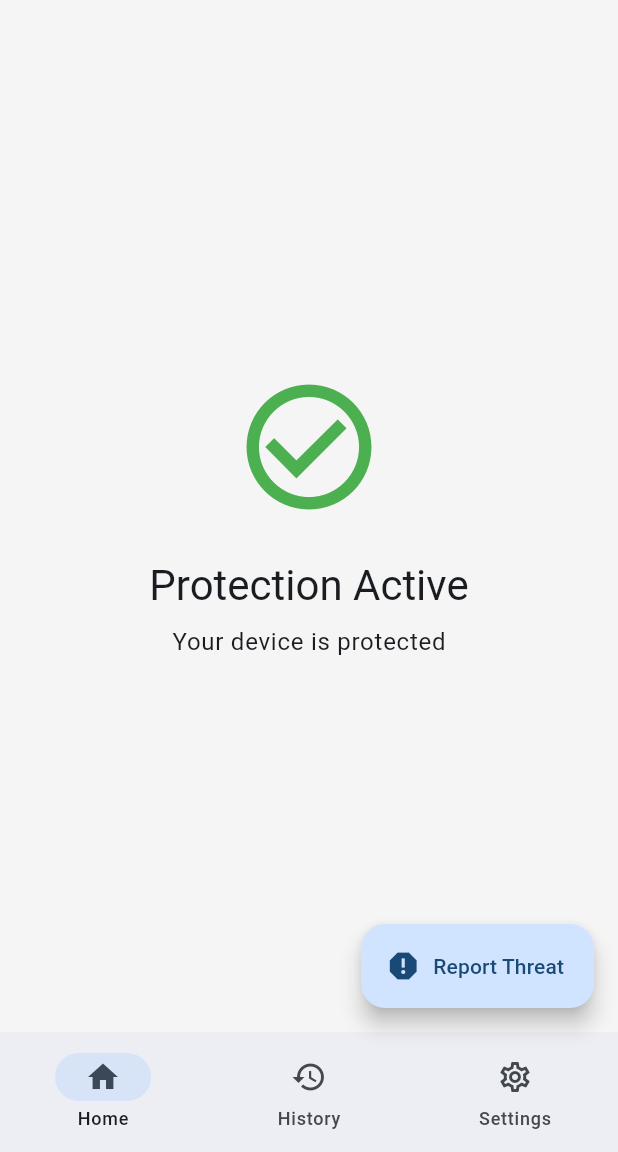
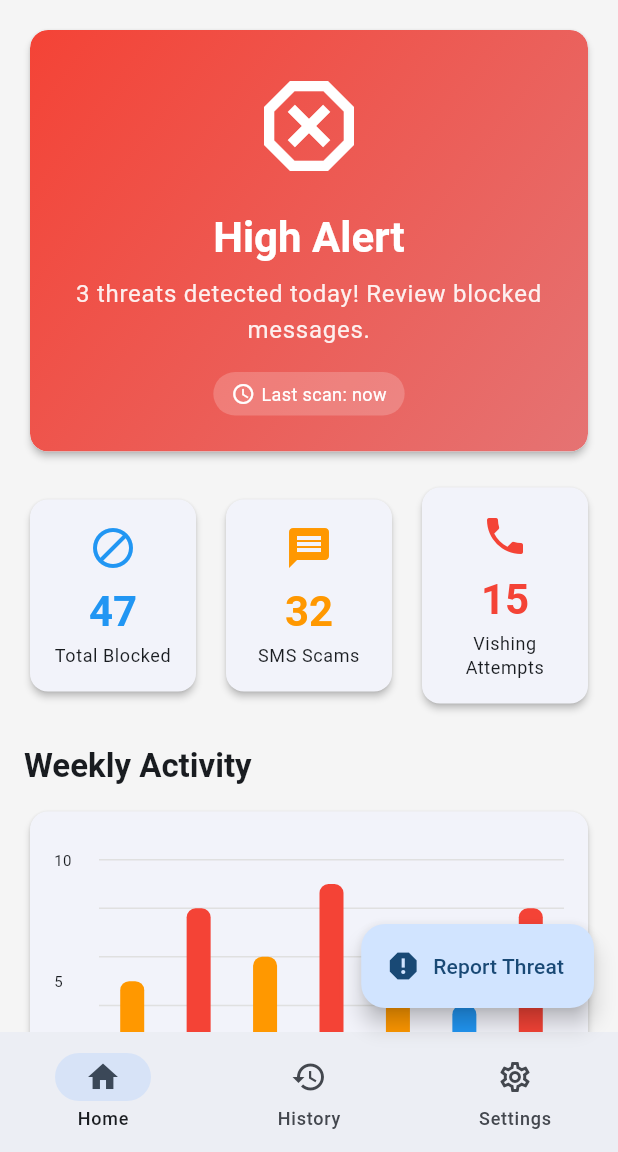
Before and after one commit to bluberi-obsessed/SecureCom, a Flutter app: the screen it shows after launch, on a phone screen of 412 x 824 dp, the part 84-1236 px from its top. Run offline on Flutter 3.47's test engine with Material 3 defaults, Android fonts, the light colour scheme and no system bars; drawn by our look-alikes of fl_chart; our stand-ins replace flutter_riverpod, freezed_annotation, shared_preferences, timeago; generated files the repository leaves out were written again.

Commit message:
Initial commit

```diff
--- a/lib/presentation/screens/detection_history/detection_history_screen.dart
+++ b/lib/presentation/screens/detection_history/detection_history_screen.dart
@@ -1,9 +1,7 @@
 import 'package:flutter/material.dart';
 import 'package:flutter_riverpod/flutter_riverpod.dart';
 import '../../../core/constants/app_strings.dart';
-import '../../../core/widgets/loading_indicator.dart';
 import '../../widgets/empty_state.dart';
-import '../../widgets/error_view.dart';
 import '../../providers/detection_provider.dart';
 import 'widgets/detection_list_item.dart';
 import 'widgets/call_detection_list_item.dart';
@@ -83,7 +81,7 @@ class _DetectionHistoryScreenState extends ConsumerState<DetectionHistoryScreen>
     );
 
     if (detections.isEmpty) {
-      return EmptyState(
+      return const EmptyState(
         icon: Icons.check_circle,
         title: AppStrings.noThreatsTitle,
         subtitle: AppStrings.noThreatsSubtitle,
@@ -155,7 +153,7 @@ class _DetectionHistoryScreenState extends ConsumerState<DetectionHistoryScreen>
     );
 
     if (detections.isEmpty) {
-      return EmptyState(
+      return const EmptyState(
         icon: Icons.phone_disabled,
         title: AppStrings.noCallsTitle,
         subtitle: AppStrings.noCallsSubtitle,
--- a/lib/presentation/screens/home/home_screen.dart
+++ b/lib/presentation/screens/home/home_screen.dart
@@ -1,25 +1,35 @@
 import 'package:flutter/material.dart';
+import 'package:flutter_riverpod/flutter_riverpod.dart';
 import '../../../core/constants/app_strings.dart';
 import '../../../core/constants/app_routes.dart';
+import '../../../core/widgets/loading_indicator.dart';
+import '../../widgets/error_view.dart';
+import '../../providers/detection_provider.dart';
+import '../../providers/settings_provider.dart';
+import 'widgets/threat_level_card.dart';
+import 'widgets/stats_overview.dart';
+import 'widgets/weekly_activity_chart.dart';
+import 'widgets/recent_threats_list.dart';
 
-class HomeScreen extends StatefulWidget {
+class HomeScreen extends ConsumerStatefulWidget {
   const HomeScreen({super.key});
 
   @override
-  State<HomeScreen> createState() => _HomeScreenState();
+  ConsumerState<HomeScreen> createState() => _HomeScreenState();
 }
 
-class _HomeScreenState extends State<HomeScreen> {
+class _HomeScreenState extends ConsumerState<HomeScreen> {
   int _selectedIndex = 0;
 
   void _onItemTapped(int index) {
+    if (index == _selectedIndex) return;
+
     setState(() {
       _selectedIndex = index;
     });
 
     switch (index) {
       case 0:
-        // Already on home
         break;
       case 1:
         Navigator.pushNamed(context, AppRoutes.detectionHistory);
@@ -32,11 +42,18 @@ class _HomeScreenState extends State<HomeScreen> {
 
   @override
   Widget build(BuildContext context) {
+    final statsAsync = ref.watch(statsProvider);
+    final smsDetectionsAsync = ref.watch(smsDetectionsProvider);
+    final settings = ref.watch(settingsProvider);
+
     return Scaffold(
       appBar: AppBar(
         title: Row(
           children: [
-            Icon(Icons.shield, color: Colors.green),
+            Icon(
+              Icons.shield,
+              color: settings.protectionEnabled ? Colors.green : Colors.grey,
+            ),
             const SizedBox(width: 8),
             const Text(AppStrings.appName),
           ],
@@ -50,22 +67,22 @@ class _HomeScreenState extends State<HomeScreen> {
           ),
         ],
       ),
-      body: Center(
-        child: Column(
-          mainAxisAlignment: MainAxisAlignment.center,
-          children: [
-            Icon(Icons.check_circle_outline, size: 100, color: Colors.green),
-            const SizedBox(height: 24),
-            Text(
-              'Protection Active',
-              style: Theme.of(context).textTheme.headlineMedium,
-            ),
-            const SizedBox(height: 8),
-            Text(
-              'Your device is protected',
-              style: Theme.of(context).textTheme.bodyLarge,
-            ),
-          ],
+      body: RefreshIndicator(
+        onRefresh: () async {
+          ref.invalidate(statsProvider);
+          ref.invalidate(smsDetectionsProvider);
+          ref.invalidate(callDetectionsProvider);
+        },
+        child: statsAsync.when(
+          data: (stats) => _buildDashboard(context, stats, smsDetectionsAsync),
+          loading: () =>
+              const LoadingIndicator(message: AppStrings.loadingData),
+          error: (error, stack) => ErrorView(
+            error: error.toString(),
+            onRetry: () {
+              ref.invalidate(statsProvider);
+            },
+          ),
         ),
       ),
       bottomNavigationBar: NavigationBar(
@@ -91,14 +108,145 @@ class _HomeScreenState extends State<HomeScreen> {
       ),
       floatingActionButton: FloatingActionButton.extended(
         onPressed: () {
-          // TODO: Manual report
-          ScaffoldMessenger.of(context).showSnackBar(
-            const SnackBar(content: Text('Manual report feature coming soon')),
-          );
+          _showManualReportDialog(context);
         },
         icon: const Icon(Icons.report),
         label: const Text('Report Threat'),
       ),
     );
   }
+
+  Widget _buildDashboard(
+    BuildContext context,
+    stats,
+    smsAsync,
+  ) {
+    return SingleChildScrollView(
+      padding: const EdgeInsets.all(16),
+      child: Column(
+        crossAxisAlignment: CrossAxisAlignment.start,
+        children: [
+          ThreatLevelCard(stats: stats),
+          const SizedBox(height: 16),
+          StatsOverview(stats: stats),
+          const SizedBox(height: 24),
+          Text(
+            AppStrings.weeklyActivity,
+            style: Theme.of(context).textTheme.titleLarge?.copyWith(
+                  fontWeight: FontWeight.bold,
+                ),
+          ),
+          const SizedBox(height: 12),
+          WeeklyActivityChart(data: stats.threatsByDay),
+          const SizedBox(height: 24),
+          Row(
+            mainAxisAlignment: MainAxisAlignment.spaceBetween,
+            children: [
+              Text(
+                AppStrings.recentThreats,
+                style: Theme.of(context).textTheme.titleLarge?.copyWith(
+                      fontWeight: FontWeight.bold,
+                    ),
+              ),
+              TextButton(
+                onPressed: () {
+                  Navigator.pushNamed(context, AppRoutes.detectionHistory);
+                },
+                child: const Text(AppStrings.viewAll),
+              ),
+            ],
+          ),
+          const SizedBox(height: 12),
+          smsAsync.when(
+            data: (detections) {
+              if (detections.isEmpty) {
+                return const Card(
+                  child: Padding(
+                    padding: EdgeInsets.all(32),
+                    child: Center(
+                      child: Text('No recent threats detected'),
+                    ),
+                  ),
+                );
+              }
+              return RecentThreatsList(
+                detections: detections.take(5).toList(),
+              );
+            },
+            loading: () => const LoadingIndicator(),
+            error: (e, s) => Text('Error: $e'),
+          ),
+        ],
+      ),
+    );
+  }
+
+  void _showManualReportDialog(BuildContext context) {
+    final senderController = TextEditingController();
+    final messageController = TextEditingController();
+
+    showDialog(
+      context: context,
+      builder: (dialogContext) => AlertDialog(
+        title: const Text('Report Suspicious Message'),
+        content: Column(
+          mainAxisSize: MainAxisSize.min,
+          children: [
+            TextField(
+              controller: senderController,
+              decoration: const InputDecoration(
+                labelText: 'Sender Number',
+                hintText: '+639171234567',
+              ),
+            ),
+            const SizedBox(height: 16),
+            TextField(
+              controller: messageController,
+              decoration: const InputDecoration(
+                labelText: 'Message',
+                hintText: 'Enter the suspicious message...',
+              ),
+              maxLines: 3,
+            ),
+          ],
+        ),
+        actions: [
+          TextButton(
+            onPressed: () => Navigator.pop(dialogContext),
+            child: const Text('Cancel'),
+          ),
+          ElevatedButton(
+            onPressed: () async {
+              if (senderController.text.isNotEmpty &&
+                  messageController.text.isNotEmpty) {
+                Navigator.pop(dialogContext);
+
+                final repository = ref.read(detectionRepositoryProvider);
+                final result = await repository.analyzeSms(
+                  senderController.text,
+                  messageController.text,
+                );
+
+                ref.invalidate(smsDetectionsProvider);
+                ref.invalidate(statsProvider);
+
+                // Use dialogContext or check mounted
+                if (!mounted) return;
+
+                ScaffoldMessenger.of(context).showSnackBar(
+                  SnackBar(
+                    content: Text(
+                      'Detection complete: ${result.classification.label}',
+                    ),
+                    backgroundColor: result.classification.color,
+                  ),
+                );
+              }
+            },
+            child: const Text('Analyze'),
+          ),
+        ],
+      ),
+    );
+  }
 }
--- a/lib/presentation/screens/home/widgets/weekly_activity_chart.dart
+++ b/lib/presentation/screens/home/widgets/weekly_activity_chart.dart
@@ -5,7 +5,10 @@ import '../../../../core/constants/app_colors.dart';
 class WeeklyActivityChart extends StatelessWidget {
   final Map<String, int> data;
 
-  const WeeklyActivityChart({super.key, required this.data});
+  const WeeklyActivityChart({
+    super.key,
+    required this.data,
+  });
 
   @override
   Widget build(BuildContext context) {
@@ -20,7 +23,7 @@ class WeeklyActivityChart extends StatelessWidget {
               maxY: _getMaxY(),
               barTouchData: BarTouchData(
                 touchTooltipData: BarTouchTooltipData(
-                  getTooltipColor: (group) => Colors.grey[800]!,
+                  tooltipBgColor: Colors.grey[800]!,
                   getTooltipItem: (group, groupIndex, rod, rodIndex) {
                     return BarTooltipItem(
                       '${rod.toY.toInt()} threats',
@@ -66,8 +69,9 @@ class WeeklyActivityChart extends StatelessWidget {
                     showTitles: true,
                     reservedSize: 30,
                     getTitlesWidget: (value, meta) {
-                      if (value == meta.max || value == 0)
+                      if (value == meta.max || value == 0) {
                         return const Text('');
+                      }
                       return Text(
                         value.toInt().toString(),
                         style: const TextStyle(fontSize: 10),
@@ -81,7 +85,10 @@ class WeeklyActivityChart extends StatelessWidget {
                 drawVerticalLine: false,
                 horizontalInterval: 2,
                 getDrawingHorizontalLine: (value) {
-                  return FlLine(color: Colors.grey[300]!, strokeWidth: 1);
+                  return FlLine(
+                    color: Colors.grey[300]!,
+                    strokeWidth: 1,
+                  );
                 },
               ),
               borderData: FlBorderData(show: false),
@@ -120,8 +127,12 @@ class WeeklyActivityChart extends StatelessWidget {
   }
 
   Color _getBarColor(double value) {
-    if (value > 7) return AppColors.danger;
-    if (value > 4) return AppColors.suspicious;
+    if (value > 7) {
+      return AppColors.danger;
+    }
+    if (value > 4) {
+      return AppColors.suspicious;
+    }
     return AppColors.primary;
   }
 }
--- a/lib/presentation/widgets/empty_state.dart
+++ b/lib/presentation/widgets/empty_state.dart
@@ -1,4 +1,3 @@
-ls
 import 'package:flutter/material.dart';
 
 class EmptyState extends StatelessWidget {
```
Also changed, not shown: lib/presentation/screens/detection_history/widgets/call_detection_list_item.dart (added, +139 -0 lines), lib/presentation/screens/settings/settings_screen.dart (+8 -12 lines), 2 other files.
